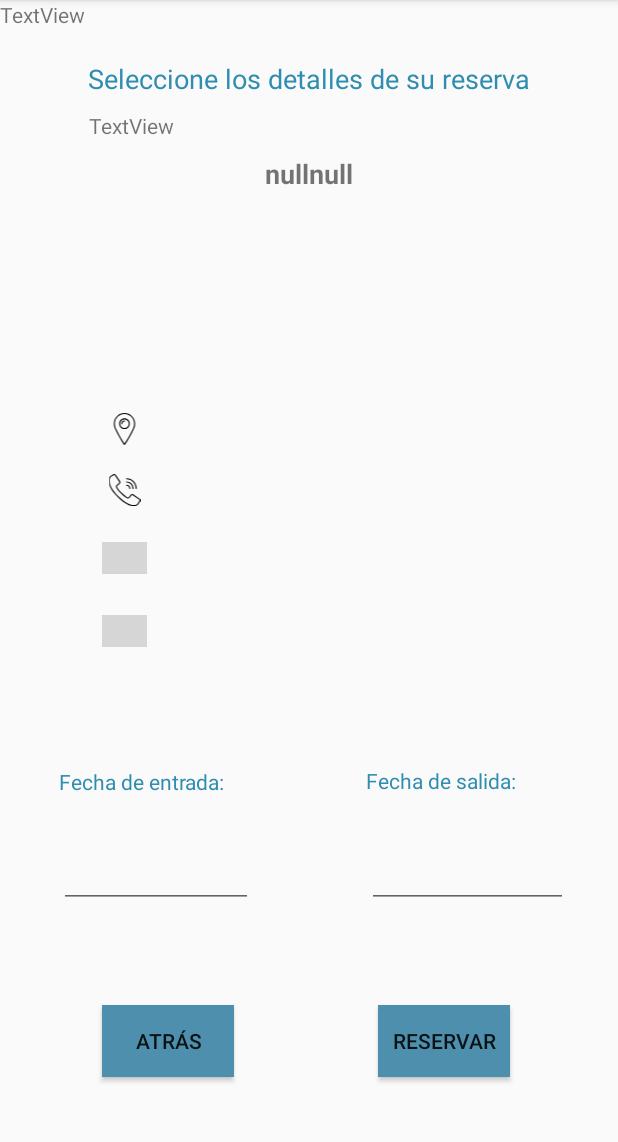
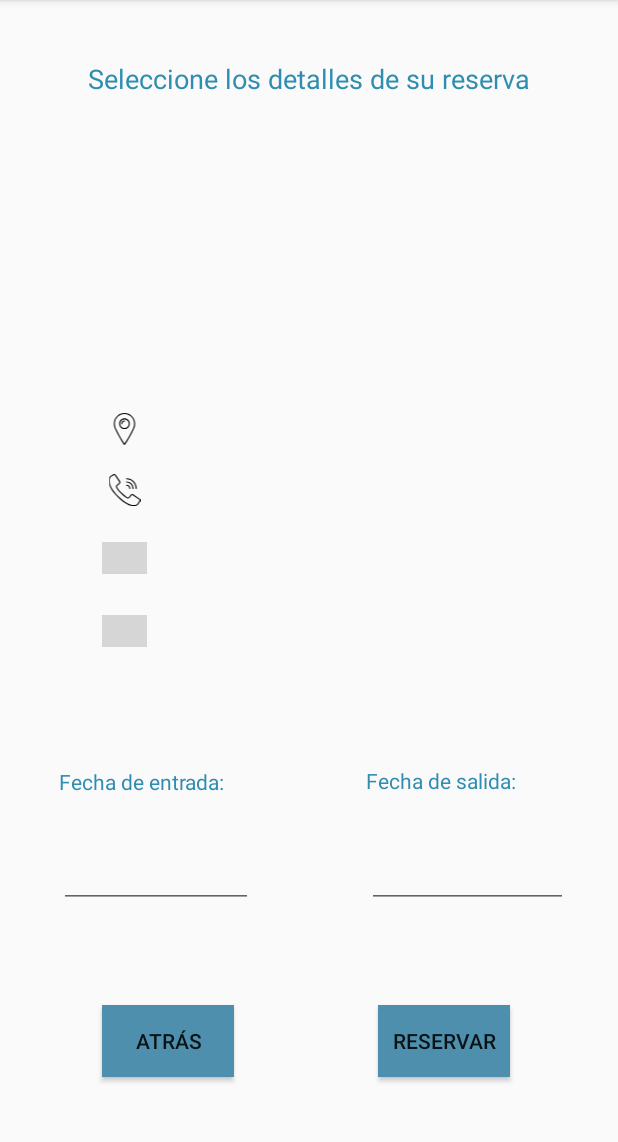
Before and after one commit to SalvaCM/AppMovil, an Android app: the HacerReserva screen opened directly, with no data from a screen before it, on a phone screen of 412 x 824 dp, the part 84-1226 px from its top. Run offline under Robolectric (Android 15) with nearby library versions, the phone set to English and light mode, and no system bars; grey boxes are pictures that could not be loaded.

Commit message:
limpieza de etiquetas vacias

```diff
--- a/app/src/main/java/com/example/alojamientoseuskadi/HacerReserva.java
+++ b/app/src/main/java/com/example/alojamientoseuskadi/HacerReserva.java
@@ -76,7 +76,7 @@ public class HacerReserva extends AppCompatActivity {
 
         //Se rellenan los datos del activity con los datos que hemos pasado:
         nombreAloj = findViewById(R.id.tvNombre);
-        nombreAloj.setText(nombreAlojamiento + idAlojSeleccionado);
+        nombreAloj.setText(nombreAlojamiento);
         descripAloj = findViewById(R.id.tvDescripcion);
         descripAloj.setText(descripcionAlojSeleccionado);
         localidadAloj =findViewById(R.id.tvlocalidad);
--- a/app/src/main/java/com/example/alojamientoseuskadi/Mapa.java
+++ b/app/src/main/java/com/example/alojamientoseuskadi/Mapa.java
@@ -22,6 +22,7 @@ import com.google.android.gms.maps.OnMapReadyCallback;
 import com.google.android.gms.maps.SupportMapFragment;
 import com.google.android.gms.maps.model.BitmapDescriptorFactory;
 import com.google.android.gms.maps.model.LatLng;
+import com.google.android.gms.maps.model.Marker;
 import com.google.android.gms.maps.model.MarkerOptions;
 
 import java.io.IOException;
@@ -45,6 +46,8 @@ public class Mapa extends FragmentActivity implements OnMapReadyCallback, Google
     private ListView lvItems;
     private Adaptador adaptador;
     private ArrayList<Entidad> arrayEntidad;
+
+    private Marker marker;
 
     @Override protected void onCreate(Bundle savedInstanceState) {
         super.onCreate(savedInstanceState);
@@ -139,12 +142,12 @@ public class Mapa extends FragmentActivity implements OnMapReadyCallback, Google
                       // .icon(BitmapDescriptorFactory.fromResource(android.R.drawable.ic_menu_compass))
                         .anchor(0.5f, 0.5f));
 
+                irAHacerReserva();
 
                 //Botón 10km
                 mapa.animateCamera(CameraUpdateFactory.newLatLng(posicion));
                 mapa.setOnMapClickListener(this);
             }
-
         }
         //FIN Añadir  marcadores de los alojamientos:
 
@@ -156,6 +159,25 @@ public class Mapa extends FragmentActivity implements OnMapReadyCallback, Google
             mapa.getUiSettings().setCompassEnabled(true);
         }
     }
+
+    //Que cuando se haga click vaya a HacerReserva
+    public boolean setOnMapClickListener(Marker marker){
+        if(marker.equals(mapa)){
+            Toast toast1 =Toast.makeText(getApplicationContext(),"Toast por defecto1", Toast.LENGTH_SHORT);
+            toast1.show();
+        }
+        else{
+            Toast toast1 =Toast.makeText(getApplicationContext(),"Toast por defecto 2", Toast.LENGTH_SHORT);
+            toast1.show();
+        }
+        return false;
+    }
+
+    public void irAHacerReserva(){
+
+    }
+    //Fin
+
     public void moveCamera(View view) {
         mapa.moveCamera(CameraUpdateFactory.newLatLng(UPV));
     }
--- a/app/src/main/res/layout/activity_hacer_reserva.xml
+++ b/app/src/main/res/layout/activity_hacer_reserva.xml
@@ -153,6 +153,8 @@
         app:layout_constraintStart_toStartOf="parent"
         app:layout_constraintTop_toTopOf="parent"
         app:layout_constraintVertical_bias="0.139" />
+
+
     <TextView
         android:id="@+id/tvlocalidad"
         android:layout_width="wrap_content"
@@ -161,25 +163,10 @@
         android:textSize="12sp"
         app:layout_constraintBottom_toBottomOf="parent"
         app:layout_constraintEnd_toEndOf="parent"
-        app:layout_constraintHorizontal_bias="0.313"
+        app:layout_constraintHorizontal_bias="0.326"
         app:layout_constraintStart_toStartOf="parent"
         app:layout_constraintTop_toTopOf="parent"
-        app:layout_constraintVertical_bias="0.615" />
-
-
-    <TextView
-        android:id="@+id/tvcodReservaLog"
-        android:layout_width="wrap_content"
-        android:layout_height="wrap_content"
-        android:autoLink="map"
-        android:text="TextView"
-        android:textSize="14sp"
-        app:layout_constraintBottom_toBottomOf="parent"
-        app:layout_constraintEnd_toEndOf="parent"
-        app:layout_constraintHorizontal_bias="0.167"
-        app:layout_constraintStart_toStartOf="parent"
-        app:layout_constraintTop_toTopOf="parent"
-        app:layout_constraintVertical_bias="0.099" />
+        app:layout_constraintVertical_bias="0.366" />
 
     <TextView
         android:id="@+id/tvDescripcion"
@@ -244,11 +231,4 @@
         app:layout_constraintVertical_bias="0.549"
         app:srcCompat="@drawable/ic_internet" />
 
-    <TextView
-        android:id="@+id/tvcodReservaLog"
-        android:layout_width="wrap_content"
-        android:layout_height="wrap_content"
-        android:text="TextView"
-        tools:layout_editor_absoluteX="54dp"
-        tools:layout_editor_absoluteY="124dp" />
 </androidx.constraintlayout.widget.ConstraintLayout>
```
